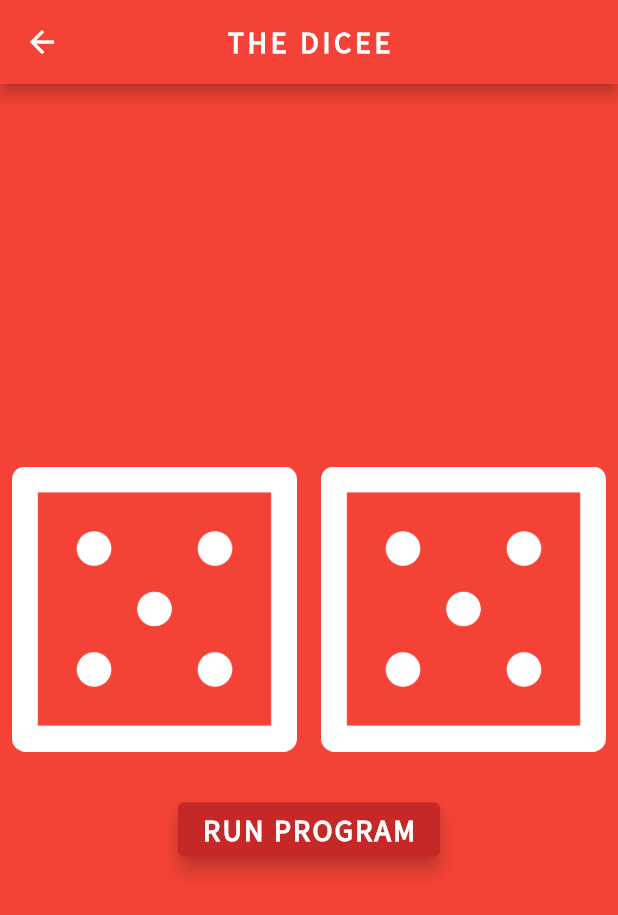
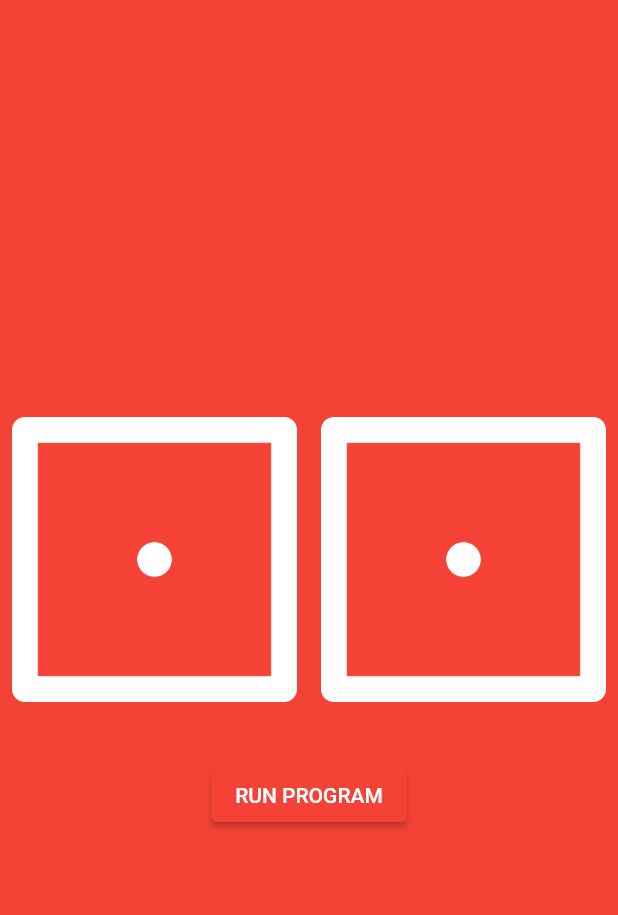
Before and after one commit to Jordan-erifried/MultiChoice, a Flutter app: the MyDicee screen opened directly, after a tap on "RUN PROGRAM", on a phone screen of 412 x 824 dp. Shown: the top 915 px of the screen. Run offline on Flutter 3.47's test engine with Material 2 defaults, Android fonts, the phone set to English and light mode, and no system bars; our stand-ins replace audioplayers.

Commit message:
code Dicee App

```diff
--- a/lib/my_dicee.dart
+++ b/lib/my_dicee.dart
@@ -2,49 +2,40 @@
 
 import 'package:flutter/material.dart';
 
+void main() {
+  runApp(MyDicee());
+}
+
 class MyDicee extends StatefulWidget {
-  const MyDicee({Key? key}) : super(key: key);
+
 
   @override
   State<MyDicee> createState() => _MyDiceeState();
 }
 
 class _MyDiceeState extends State<MyDicee> {
+  @override
+  Widget build(BuildContext context) {
     int leftDiceNumber = 1;
     int rightDiceNumber = 1;
 
-  void left() {
+    void leftNumb() {
       setState(() {
         leftDiceNumber = Random().nextInt(6) + 1;
         rightDiceNumber = Random().nextInt(6) + 1;
       });
     }
 
-  void right() {
+    void rightNumb() {
       setState(() {
         rightDiceNumber = Random().nextInt(6) + 1;
         leftDiceNumber = Random().nextInt(6) + 1;
       });
     }
-  @override
-  Widget build(BuildContext context) {
-    return Scaffold(
+    return SafeArea(
+      child: Scaffold(
         backgroundColor: Colors.red,
-      appBar: AppBar(
-        backgroundColor: Colors.red,
-        title: const Text(
-          'THE DICEE',
-          style: TextStyle(
-            fontFamily: 'Source Sans Pro',
-            fontSize: 20.0,
-            fontWeight: FontWeight.bold,
-            letterSpacing: 2.5,
-          ),
-        ),
-        centerTitle: true,
-      ),
-      body: SafeArea(
-        child: Column(
+        body: Column(
           mainAxisAlignment: MainAxisAlignment.center,
           children: <Widget>[
             Row(
@@ -65,27 +56,19 @@
               ],
             ),
 
-              const SizedBox(
-                height: 20.0,
+            SizedBox(
+              height: 30.0,
             ),
             ElevatedButton(
               onPressed: () {
-                  left();
-                  right();
+                leftNumb();
+                rightNumb();
               },
-
-                child: const Text(
+              child: Text(
                 'RUN PROGRAM',
-                  style: TextStyle(
-                      fontWeight: FontWeight.bold,
-                      fontFamily: 'Source Sans Pro',
-                      fontSize: 20.0,
-                    letterSpacing: 1.5,
-                  ),
               ),
               style: ElevatedButton.styleFrom(
-                primary: Colors.red.shade800,
-                elevation: 5.0,
+                primary: Colors.red.shade500,
               ),
             )
           ],
```
Lines whose indentation alone changed are shown as unchanged.
